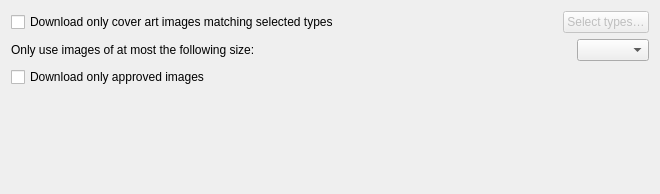
Old version of the form ui/provider_options_caa.ui in the repository metabrainz/picard.
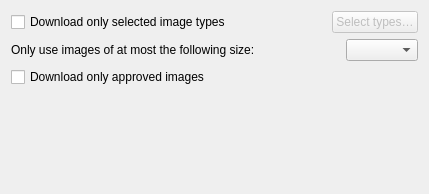
New version of the form.

Commit message:
Improve Cover Art / CAA options page:
- shorten checkbox text
- set Qt "buddies" for widgets as required

```diff
--- a/ui/provider_options_caa.ui
+++ b/ui/provider_options_caa.ui
@@ -6,7 +6,7 @@
    <rect>
     <x>0</x>
     <y>0</y>
-    <width>660</width>
+    <width>429</width>
     <height>194</height>
    </rect>
   </property>
@@ -18,32 +18,25 @@
     <layout class="QHBoxLayout" name="select_caa_types_group">
      <item>
       <widget class="QCheckBox" name="restrict_images_types">
+       <property name="sizePolicy">
+        <sizepolicy hsizetype="MinimumExpanding" vsizetype="Fixed">
+         <horstretch>0</horstretch>
+         <verstretch>0</verstretch>
+        </sizepolicy>
+       </property>
        <property name="text">
-        <string>Download only cover art images matching selected types</string>
+        <string>Download only selected image types</string>
        </property>
       </widget>
      </item>
-     <item>
-      <spacer name="horizontalSpacer_2">
-       <property name="orientation">
-        <enum>Qt::Horizontal</enum>
-       </property>
-       <property name="sizeHint" stdset="0">
-        <size>
-         <width>40</width>
-         <height>20</height>
-        </size>
-       </property>
-      </spacer>
-     </item>
      <item>
       <widget class="QPushButton" name="select_caa_types">
        <property name="enabled">
         <bool>false</bool>
        </property>
        <property name="sizePolicy">
-        <sizepolicy hsizetype="Fixed" vsizetype="Fixed">
-         <horstretch>100</horstretch>
+        <sizepolicy hsizetype="Preferred" vsizetype="Fixed">
+         <horstretch>0</horstretch>
          <verstretch>0</verstretch>
         </sizepolicy>
        </property>
```
Left out of the diff: 3 changed lines with no effect on the pictures. The commit also changes 1 other file.
